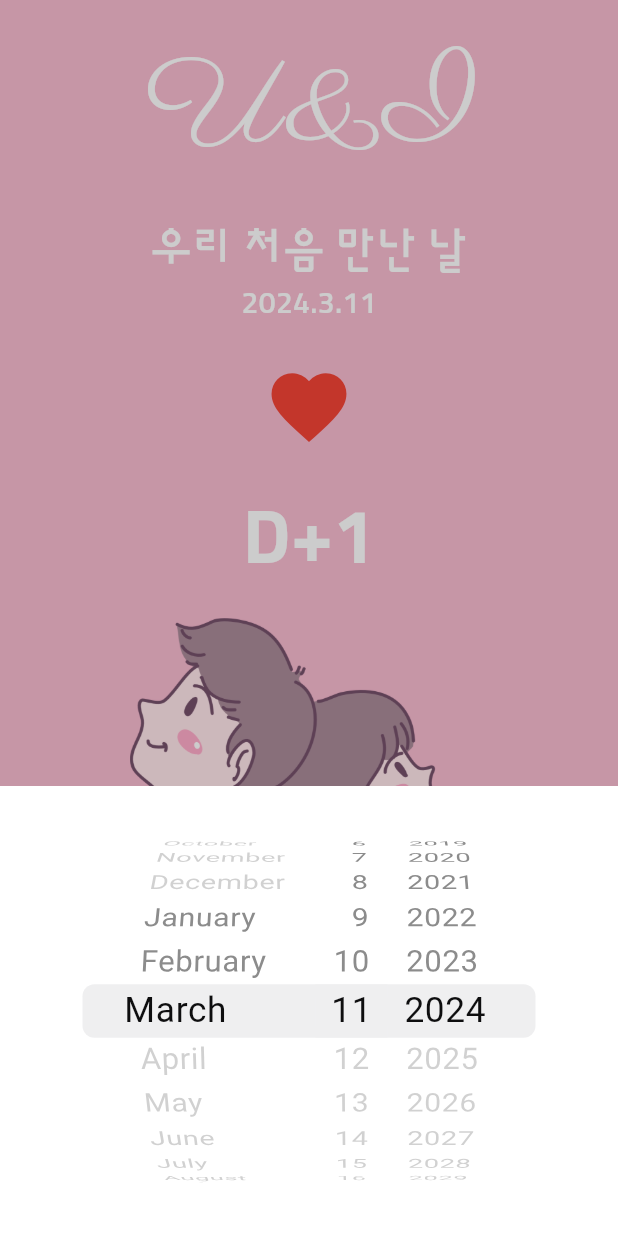
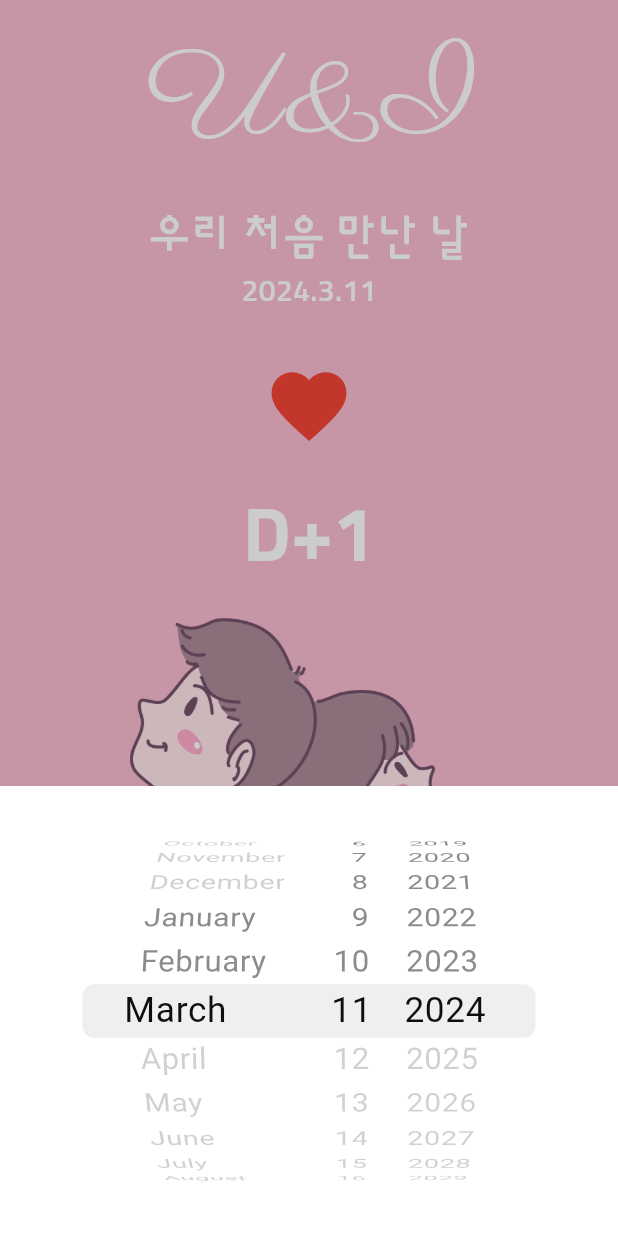
Before and after one commit to hommehyuk/U_and_I, a Flutter app: the screen it shows after launch, after a tap on the "favorite" icon, on a phone screen of 412 x 824 dp. Run offline on Flutter 3.47's test engine with Material 3 defaults, Android fonts, the phone set to English and light mode, and no system bars.

Commit message:
테마 적용

```diff
--- a/lib/main.dart
+++ b/lib/main.dart
@@ -4,7 +4,30 @@ import 'package:u_and_i/screen/home_screen.dart';
 void main() {
   runApp(
     MaterialApp(
-      home: HomeScreen(),
+      theme: ThemeData(
+        fontFamily: 'sunflower',
+        textTheme: const TextTheme(
+          displayLarge: TextStyle(
+            color: Colors.white,
+            fontFamily: 'parisienne',
+            fontSize: 80.0,
+          ),
+          displayMedium: TextStyle(
+            color: Colors.white,
+            fontSize: 50.0,
+            fontWeight: FontWeight.w700,
+          ),
+          bodyLarge: TextStyle(
+            color: Colors.white,
+            fontSize: 30.0,
+          ),
+          bodyMedium: TextStyle(
+            color: Colors.white,
+            fontSize: 20.0,
+          ),
+        ),
+      ),
+      home: const HomeScreen(),
     ),
   );
 }
--- a/lib/screen/home_screen.dart
+++ b/lib/screen/home_screen.dart
@@ -21,7 +21,7 @@ class _HomeScreenState extends State<HomeScreen> {
       backgroundColor: Colors.pink[100],
       body: SafeArea(
         bottom: false,
-        child: Container(
+        child: SizedBox(
           width: MediaQuery.of(context).size.width,
           child: Column(
             children: [
@@ -29,7 +29,7 @@ class _HomeScreenState extends State<HomeScreen> {
                 selectedDate: selectedDate,
                 onPressed: onHeartPressed,
               ),
-              _BottomPart(),
+              const _BottomPart(),
             ],
           ),
         ),
@@ -77,7 +77,7 @@ class _TopPart extends StatelessWidget {
   final DateTime selectedDate;
   final VoidCallback onPressed;
 
-  _TopPart({
+  const _TopPart({
     required this.selectedDate,
     required this.onPressed,
     super.key,
@@ -85,6 +85,8 @@ class _TopPart extends StatelessWidget {
 
   @override
   Widget build(BuildContext context) {
+    final theme = Theme.of(context);
+    final textTheme = theme.textTheme;
     final now = DateTime.now();
 
     return Expanded(
@@ -93,36 +95,24 @@ class _TopPart extends StatelessWidget {
         children: [
           Text(
             'U&I',
-            style: TextStyle(
-              color: Colors.white,
-              fontFamily: 'parisienne',
-              fontSize: 80.0,
-            ),
+            style: theme.textTheme.displayLarge,
           ),
           Column(
             children: [
               Text(
                 '우리 처음 만난 날',
-                style: TextStyle(
-                  color: Colors.white,
-                  fontFamily: 'sunflower',
-                  fontSize: 30.0,
-                ),
+                style: textTheme.bodyLarge,
               ),
               Text(
                 '${selectedDate.year}.${selectedDate.month}.${selectedDate.day}',
-                style: TextStyle(
-                  color: Colors.white,
-                  fontFamily: 'sunflower',
-                  fontSize: 20.0,
-                ),
+                style: textTheme.bodyMedium,
               ),
             ],
           ),
           IconButton(
             iconSize: 60.0,
             onPressed: onPressed,
-            icon: Icon(
+            icon: const Icon(
               Icons.favorite,
               color: Colors.red,
             ),
@@ -133,12 +123,7 @@ class _TopPart extends StatelessWidget {
                   now.month,
                   now.day,
                 ).difference(selectedDate).inDays + 1}',
-            style: TextStyle(
-              color: Colors.white,
-              fontFamily: 'sunflower',
-              fontSize: 50.0,
-              fontWeight: FontWeight.w700,
-            ),
+            style: textTheme.displayMedium,
           ),
         ],
       ),
```
